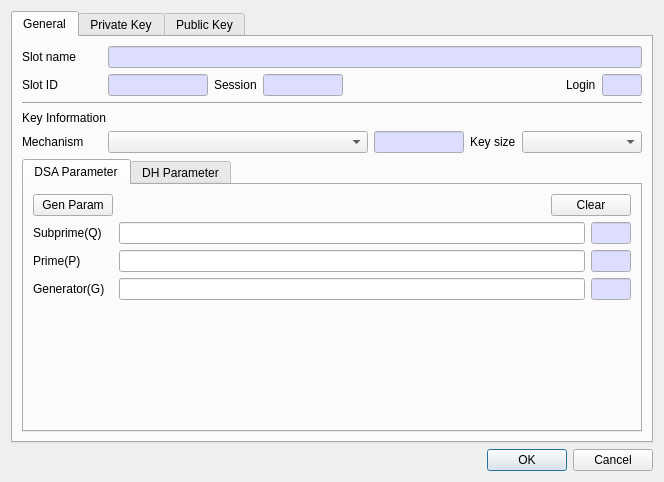
The window that CryptokiMan/gen_key_pair_dlg.ui (jykim74/CryptokiMan) describes before a commit, drawn with Qt 5.
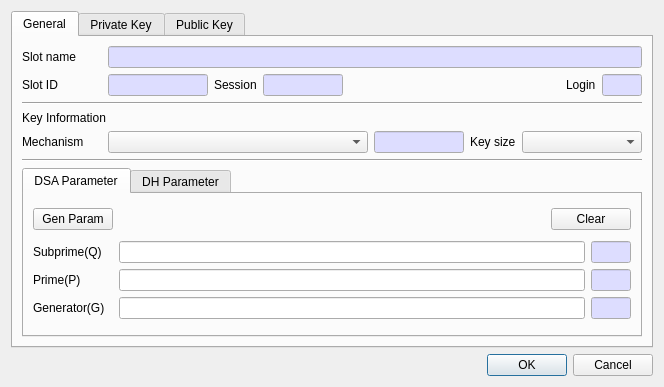
The same window after the commit. The open tabs and pages were chosen to show the change.

```diff
--- a/CryptokiMan/gen_key_pair_dlg.ui
+++ b/CryptokiMan/gen_key_pair_dlg.ui
@@ -7,7 +7,7 @@
     <x>0</x>
     <y>0</y>
     <width>664</width>
-    <height>482</height>
+    <height>387</height>
    </rect>
   </property>
   <property name="windowTitle">
@@ -394,6 +394,13 @@
          </item>
         </layout>
        </item>
+       <item>
+        <widget class="Line" name="line">
+         <property name="orientation">
+          <enum>Qt::Horizontal</enum>
+         </property>
+        </widget>
+       </item>
        <item>
         <widget class="QTabWidget" name="mParamTab">
          <property name="currentIndex">
@@ -690,19 +697,6 @@
              </item>
             </layout>
            </item>
-           <item>
-            <spacer name="verticalSpacer">
-             <property name="orientation">
-              <enum>Qt::Vertical</enum>
-             </property>
-             <property name="sizeHint" stdset="0">
-              <size>
-               <width>20</width>
-               <height>40</height>
-              </size>
-             </property>
-            </spacer>
-           </item>
           </layout>
          </widget>
          <widget class="QWidget" name="mDHTab">
```
Left out of the diff: 2 changed lines with no effect on the pictures.
